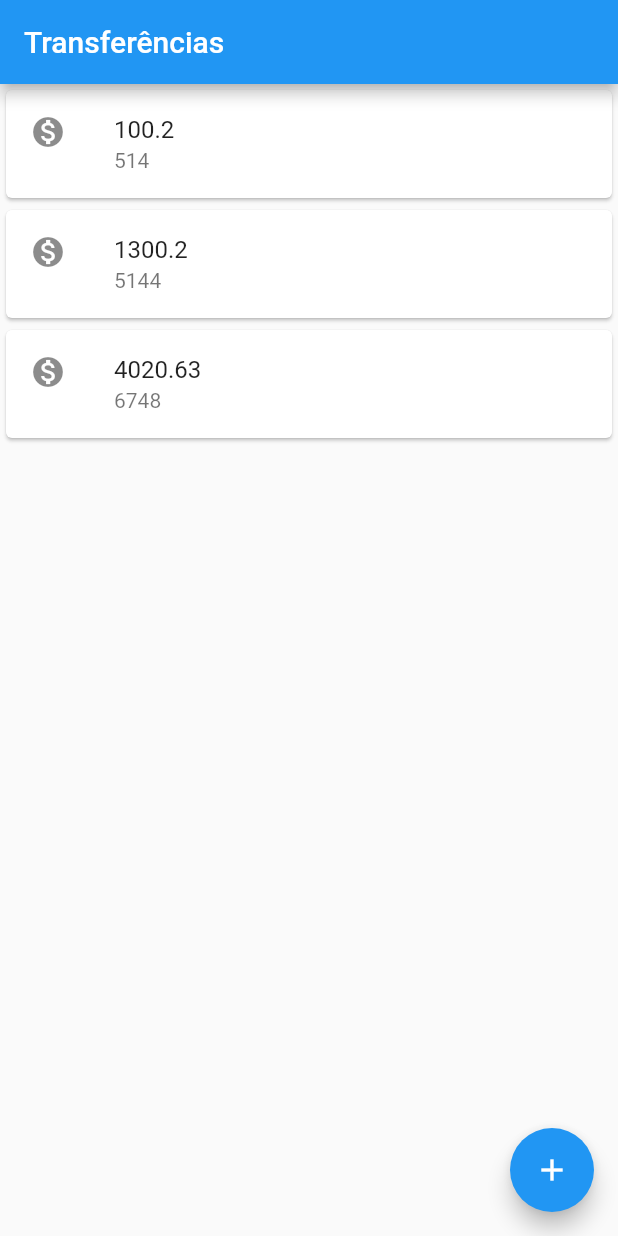
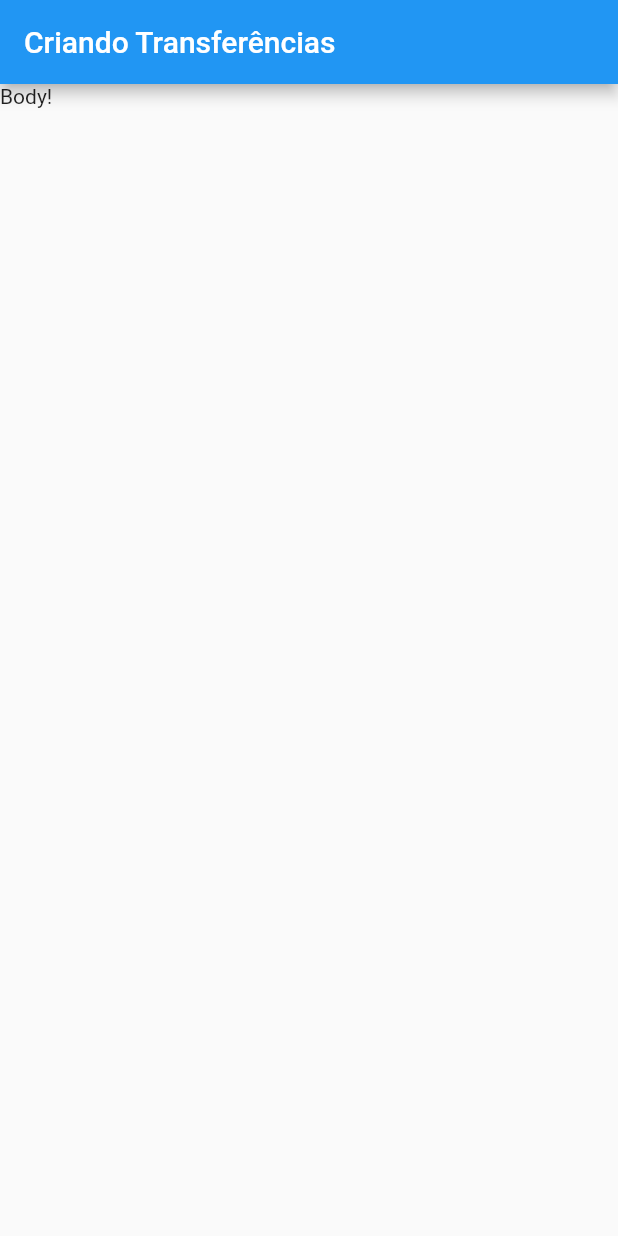
Before and after one commit to Wessh/FlutterBytebank, a Flutter app: the screen it shows after launch, on a phone screen of 412 x 824 dp. Run offline on Flutter 3.47's test engine with Material 2 defaults, Android fonts, the phone set to English and light mode, and no system bars.

Commit message:
Conhecendo_o_Hot_Reload

```diff
--- a/lib/main.dart
+++ b/lib/main.dart
@@ -2,18 +2,34 @@
 
 import 'package:flutter/material.dart';
 
-void main() => runApp(MaterialApp(
+void main() => runApp(BytebankApp());
+
+class BytebankApp extends StatelessWidget {
+  const BytebankApp({Key? key}) : super(key: key);
+
+  @override
+  Widget build(BuildContext context) {
+    return MaterialApp(
       home: Scaffold(
-        body: ListaTransferencia(),
+        body: FormularioTransferencia(),
+      ),
+    );
+  }
+}
+
+class FormularioTransferencia extends StatelessWidget {
+  const FormularioTransferencia({Key? key}) : super(key: key);
+
+  @override
+  Widget build(BuildContext context) {
+    return Scaffold(
       appBar: AppBar(
-          title: Text('Transferências'),
+        title: Text('Criando Transferências'),
       ),
-        floatingActionButton: FloatingActionButton(
-          onPressed: () {},
-          child: Icon(Icons.add),
-        ),
-      ),
-    ));
+      body: Text('Body!'),
+    );
+  }
+}
 
 class ListaTransferencia extends StatelessWidget {
   /*
@@ -22,7 +38,11 @@ class ListaTransferencia extends StatelessWidget {
    */
   @override
   Widget build(BuildContext context) {
-    return Column(
+    return Scaffold(
+      appBar: AppBar(
+        title: Text('Transferências'),
+      ),
+      body: Column(
         // ignore: prefer_const_literals_to_create_immutables
         children: [
           ItemTransferencia(
@@ -35,6 +55,11 @@ class ListaTransferencia extends StatelessWidget {
             Transferencia(4020.63, 6748),
           ),
         ],
+      ),
+      floatingActionButton: FloatingActionButton(
+        onPressed: () {},
+        child: Icon(Icons.add),
+      ),
     );
   }
 }
```
Lines whose indentation alone changed are shown as unchanged.
